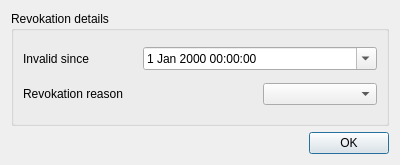
Old version of the form ui/Revoke.ui in the repository chris2511/xca.
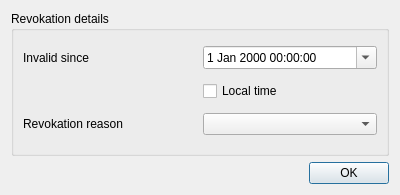
New version of the form. Custom widgets are drawn as their Qt base class.

What changed in the file:
```diff
--- a/ui/Revoke.ui
+++ b/ui/Revoke.ui
@@ -7,7 +7,7 @@
     <x>0</x>
     <y>0</y>
     <width>400</width>
-    <height>165</height>
+    <height>195</height>
    </rect>
   </property>
   <layout class="QVBoxLayout" name="verticalLayout">
@@ -24,21 +24,28 @@
         </property>
        </widget>
       </item>
-      <item row="0" column="1" colspan="2">
+      <item row="0" column="1">
        <widget class="Validity" name="invalid">
         <property name="calendarPopup">
          <bool>true</bool>
         </property>
        </widget>
       </item>
-      <item row="1" column="0" colspan="2">
+      <item row="1" column="1">
+       <widget class="QCheckBox" name="checkBox">
+        <property name="text">
+         <string>Local time</string>
+        </property>
+       </widget>
+      </item>
+      <item row="2" column="0">
        <widget class="QLabel" name="label_2">
         <property name="text">
          <string>Revokation reason</string>
         </property>
        </widget>
       </item>
-      <item row="1" column="2">
+      <item row="2" column="1">
        <widget class="QComboBox" name="reason"/>
       </item>
      </layout>
```
Left out of the diff: 21 changed lines with no effect on the pictures.
